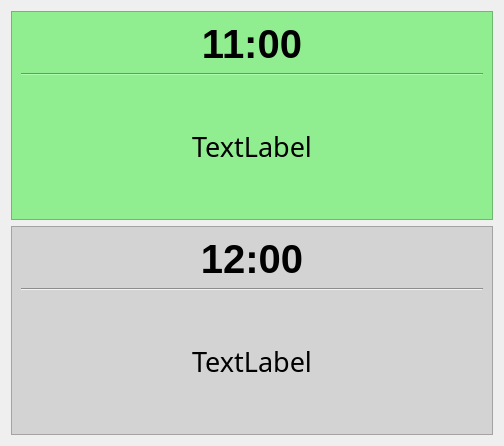
JalonWong/Schedule, file main.ui: the form before one commit.
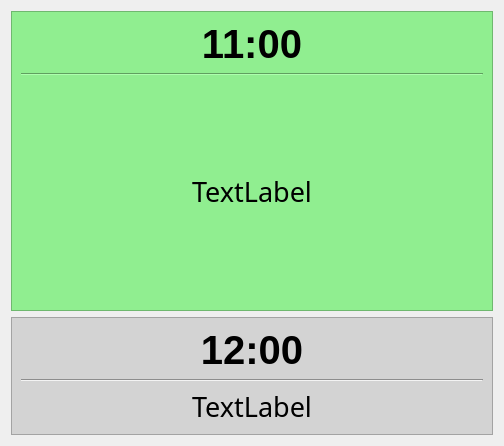
The form after the commit.

Diff of the .ui file:
```diff
--- a/main.ui
+++ b/main.ui
@@ -16,6 +16,12 @@
   <layout class="QVBoxLayout" name="verticalLayout">
    <item>
     <widget class="QFrame" name="frameLast">
+     <property name="sizePolicy">
+      <sizepolicy hsizetype="Preferred" vsizetype="Expanding">
+       <horstretch>0</horstretch>
+       <verstretch>0</verstretch>
+      </sizepolicy>
+     </property>
      <property name="styleSheet">
       <string notr="true">background:lightgreen</string>
      </property>
```
